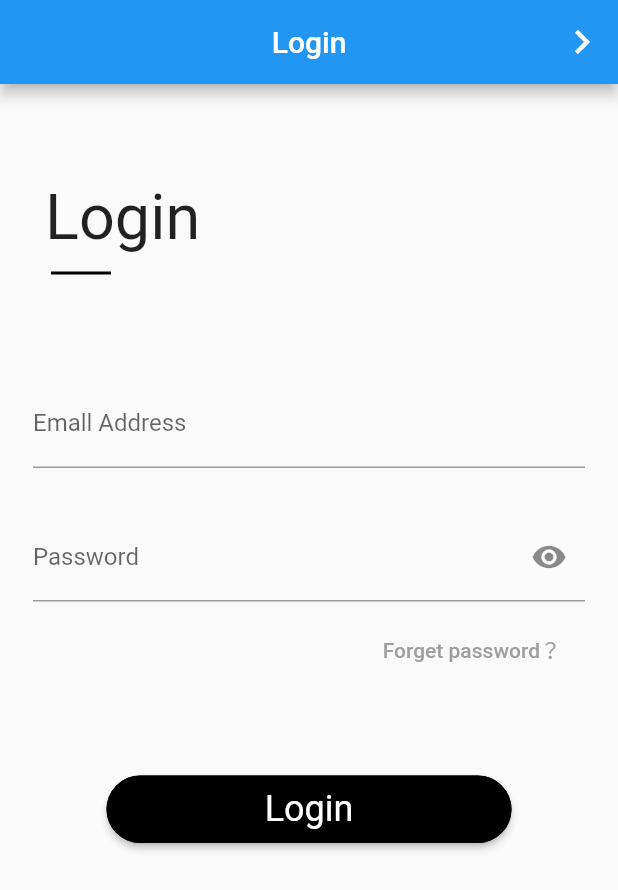
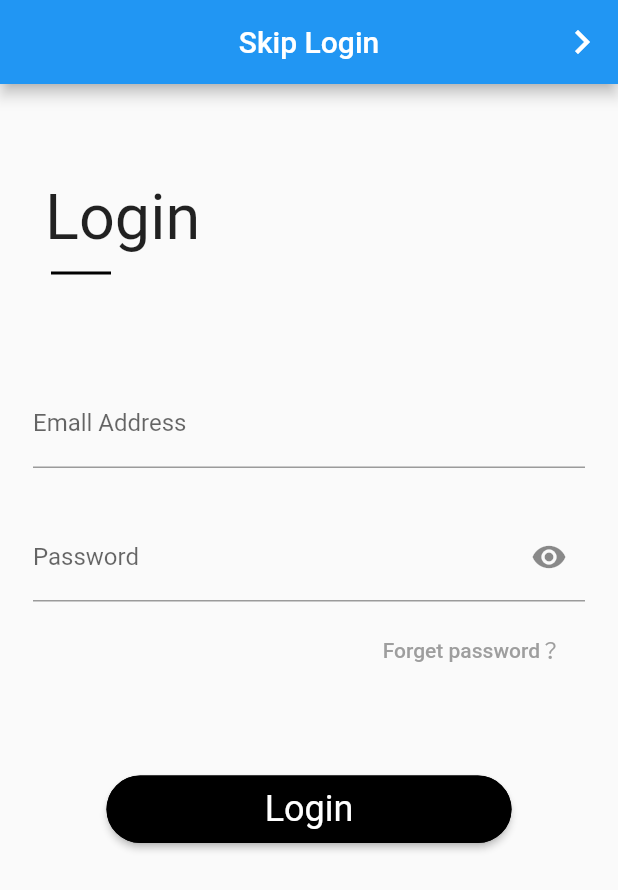
Before and after one commit to letoastylenny/radioapp, a Flutter app: the screen it shows after launch, on a phone screen of 412 x 824 dp. Shown: the top 890 px of the screen. Run offline on Flutter 3.47's test engine with Material 2 defaults, Android fonts, the phone set to English and light mode, and no system bars; our stand-ins replace dio, just_audio.

```diff
--- a/lib/login_page.dart
+++ b/lib/login_page.dart
@@ -48,7 +48,7 @@ class _LoginPageState extends State<LoginPage> {
     ]);
     return Scaffold(
         appBar: AppBar(     //temp appbar with widget to skip login for testing
-          title: const Text('Login'),
+          title: const Text('Skip Login'),
           centerTitle: true,
           actions: <Widget>[
             IconButton(
```
Also changed, not shown: pubspec.yaml (+9 -0 lines), assets/icon/radioicon.png (added), pubspec.lock, 22 other files.
